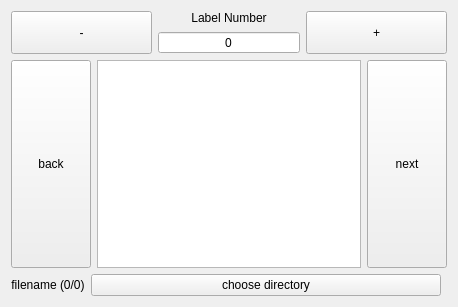
yotaseki/YLLabelMaker, file src/labelmaker.ui: the form before one commit.
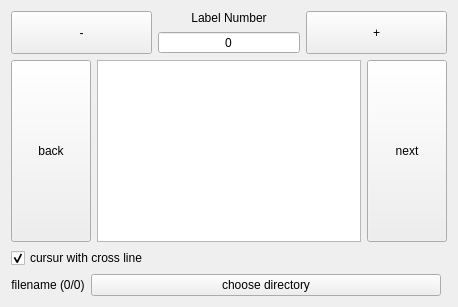
The form after the commit. Custom widgets are drawn as their Qt base class.

Commit message: cursur with cross line

```diff
--- a/src/labelmaker.ui
+++ b/src/labelmaker.ui
@@ -150,6 +150,19 @@
      </item>
     </layout>
    </item>
+   <item row="3" column="0">
+    <widget class="QCheckBox" name="checkCrossLine">
+     <property name="text">
+      <string>cursur with cross line</string>
+     </property>
+     <property name="checked">
+      <bool>true</bool>
+     </property>
+     <property name="tristate">
+      <bool>false</bool>
+     </property>
+    </widget>
+   </item>
   </layout>
  </widget>
  <layoutdefault spacing="6" margin="11"/>
```
The commit also changes 1 other file.
